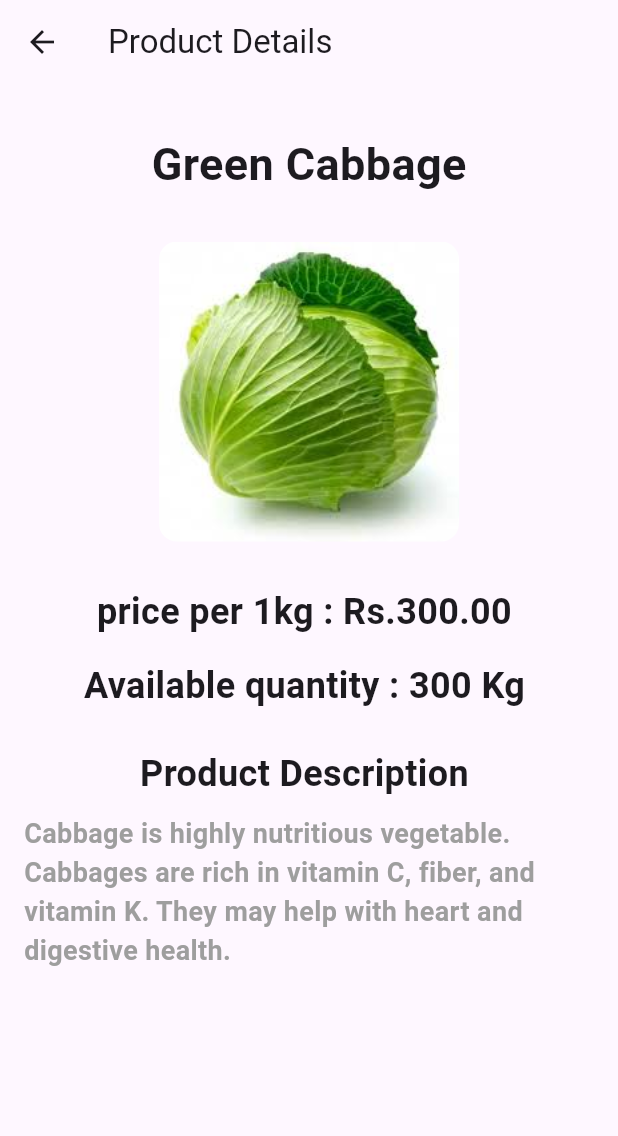
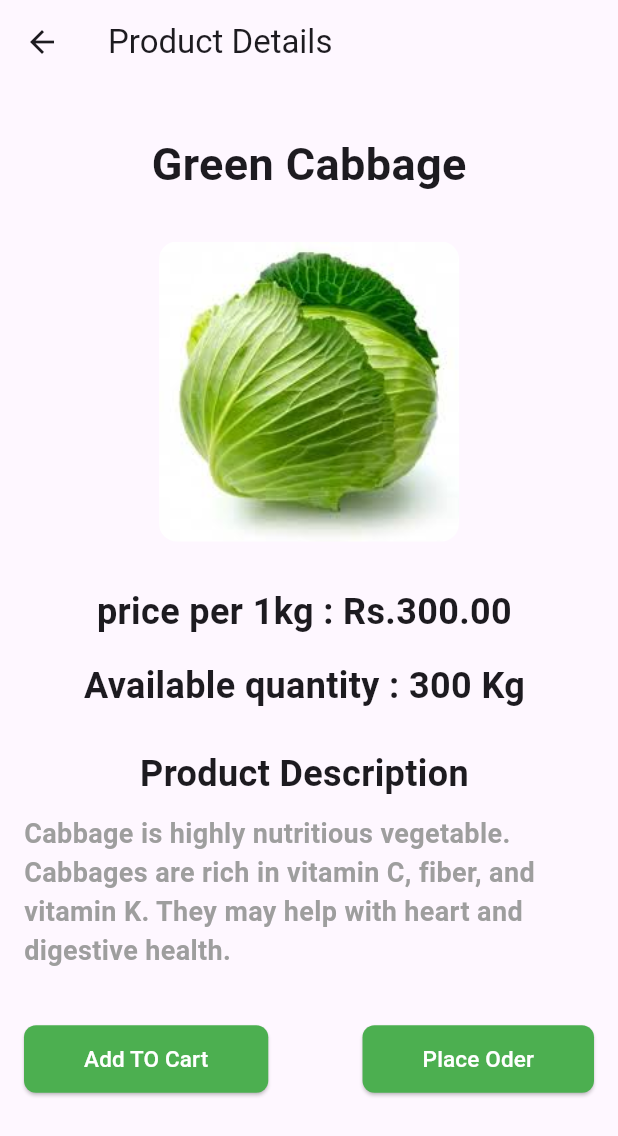
Before and after one commit to jayaliperera/theharvesthub, a Flutter app: the Productdetails screen opened directly, on a phone screen of 412 x 824 dp. Shown: the top 1136 px of the screen. Run offline on Flutter 3.47's test engine with Material 3 defaults, Android fonts, the phone set to English and light mode, and no system bars; our stand-ins replace animated_bottom_navigation_bar, carousel_slider.

Commit message:
Add to cart and place oder widgets to details screen

```diff
--- a/lib/screens/buyer screens/Productdetails.dart
+++ b/lib/screens/buyer screens/Productdetails.dart
@@ -77,6 +77,64 @@ class Productdetails extends StatelessWidget {
                   fontWeight: FontWeight.bold,
                 ),
               ),
+              const SizedBox(height: 35),
+              Row(mainAxisAlignment: MainAxisAlignment.spaceBetween, children: [
+                ElevatedButton(
+                  onPressed: () {
+                    // Navigate to the HomeScreen
+                    Navigator.push(
+                      context,
+                      MaterialPageRoute(
+                        builder: (context) => const product_listing(),
+                      ),
+                    );
+                  },
+                  style: ElevatedButton.styleFrom(
+                    backgroundColor: Colors.green,
+                    padding: const EdgeInsets.symmetric(
+                      vertical: 12.0,
+                      horizontal: 40.0,
+                    ),
+                    shape: RoundedRectangleBorder(
+                      borderRadius: BorderRadius.circular(8.0),
+                    ),
+                  ),
+                  child: const Text(
+                    'Add TO Cart',
+                    style: TextStyle(
+                      fontSize: 15.0,
+                      color: Colors.white,
+                    ),
+                  ),
+                ),
+                ElevatedButton(
+                  onPressed: () {
+                    Navigator.push(
+                      context,
+                      MaterialPageRoute(
+                        builder: (context) => const product_listing(),
+                      ),
+                    );
+                  },
+                  style: ElevatedButton.styleFrom(
+                    backgroundColor: Colors.green,
+                    padding: const EdgeInsets.symmetric(
+                      vertical: 12.0,
+                      horizontal: 40.0,
+                    ),
+                    shape: RoundedRectangleBorder(
+                      borderRadius: BorderRadius.circular(8.0),
+                    ),
+                  ),
+                  child: const Text(
+                    'Place Oder',
+                    style: TextStyle(
+                      fontSize: 15.0,
+                      color: Colors.white,
+                    ),
+                  ),
+                ),
+              ])
             ],
           ),
         ),
```
